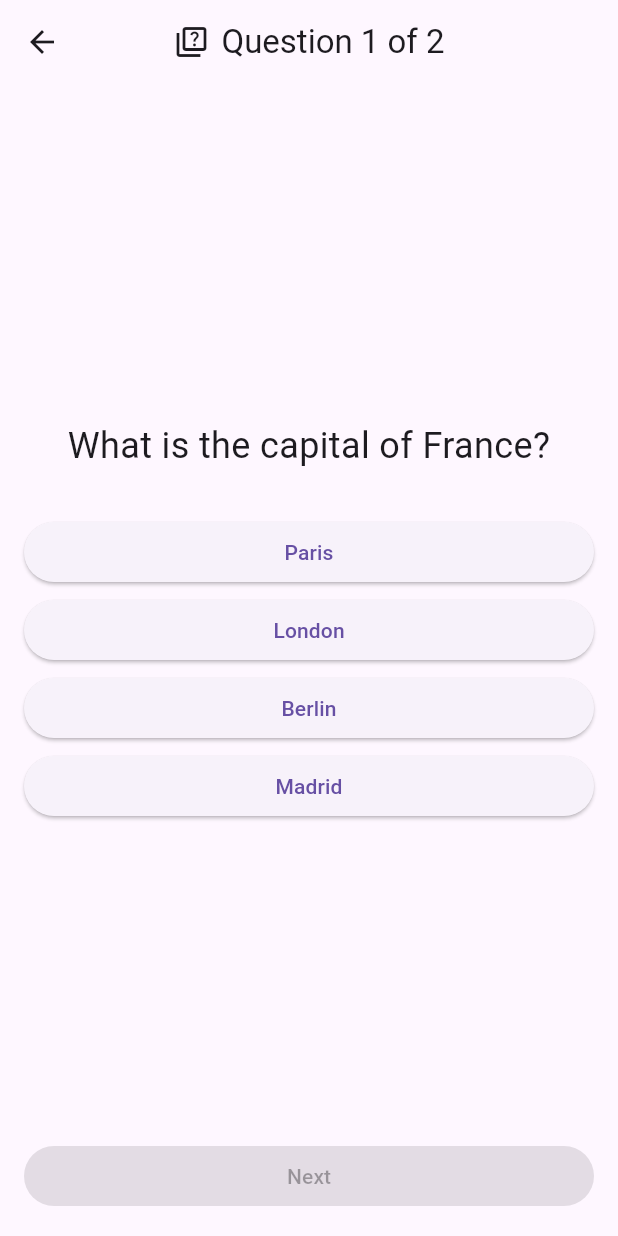
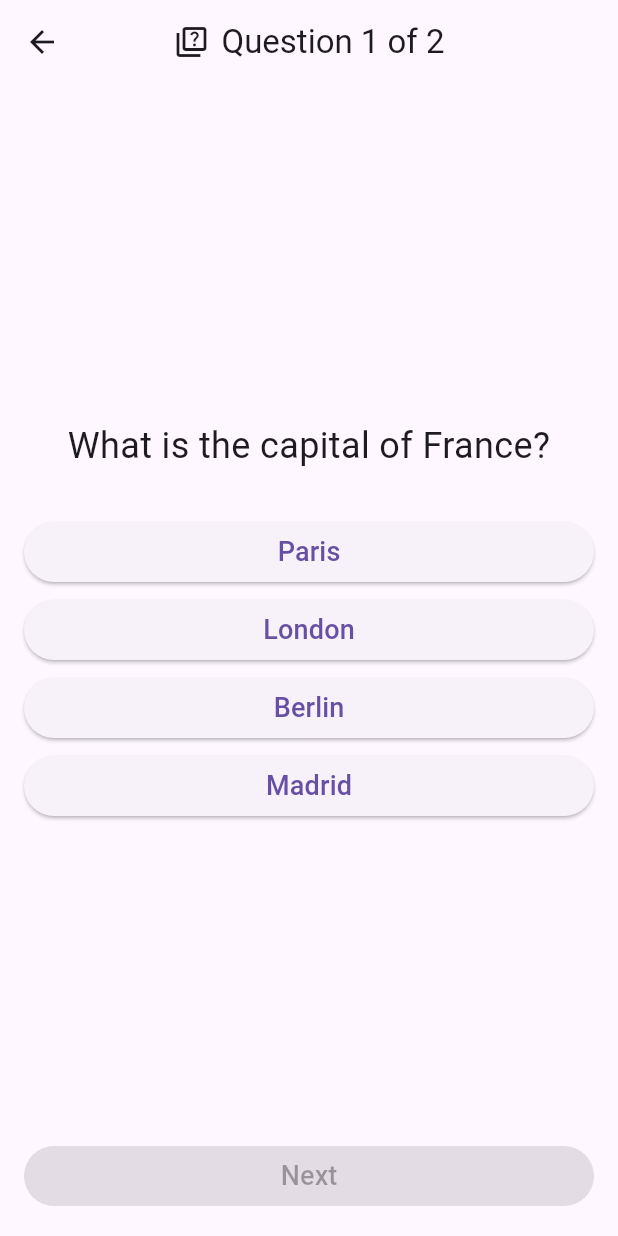
Before and after one commit to abdymazhittoretay/quiz_trivia_app, a Flutter app: the QuizPage screen opened directly, on a phone screen of 412 x 824 dp. Run offline on Flutter 3.47's test engine with Material 3 defaults, Android fonts, the phone set to English and light mode, and no system bars.

Commit message:
change text size of text widgets

```diff
--- a/lib/pages/quiz_page.dart
+++ b/lib/pages/quiz_page.dart
@@ -88,7 +88,7 @@ class _QuizPageState extends State<QuizPage> {
                           ? Theme.of(context).primaryColor
                           : null,
                     ),
-                    child: Text(answer),
+                    child: Text(answer, style: TextStyle(fontSize: 18.0)),
                   ),
                 );
               }),
@@ -105,6 +105,7 @@ class _QuizPageState extends State<QuizPage> {
                 ),
                 child: Text(
                   _currentIndex == _questions.length - 1 ? 'Finish' : 'Next',
+                  style: TextStyle(fontSize: 18.0),
                 ),
               ),
             ],
```
